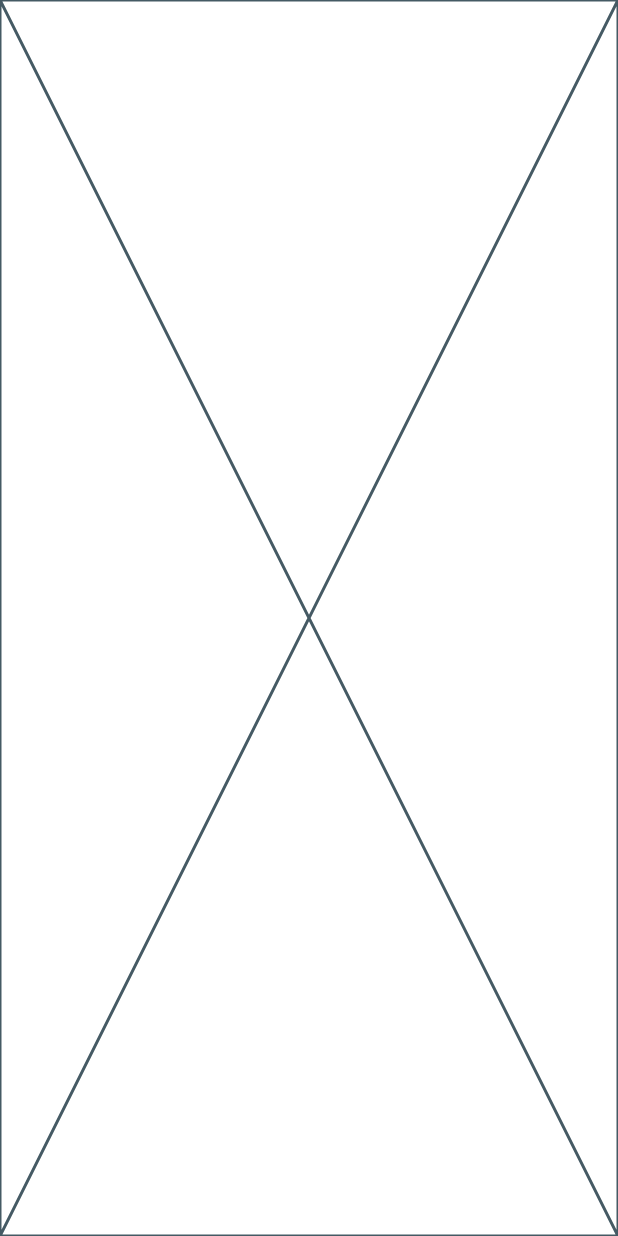
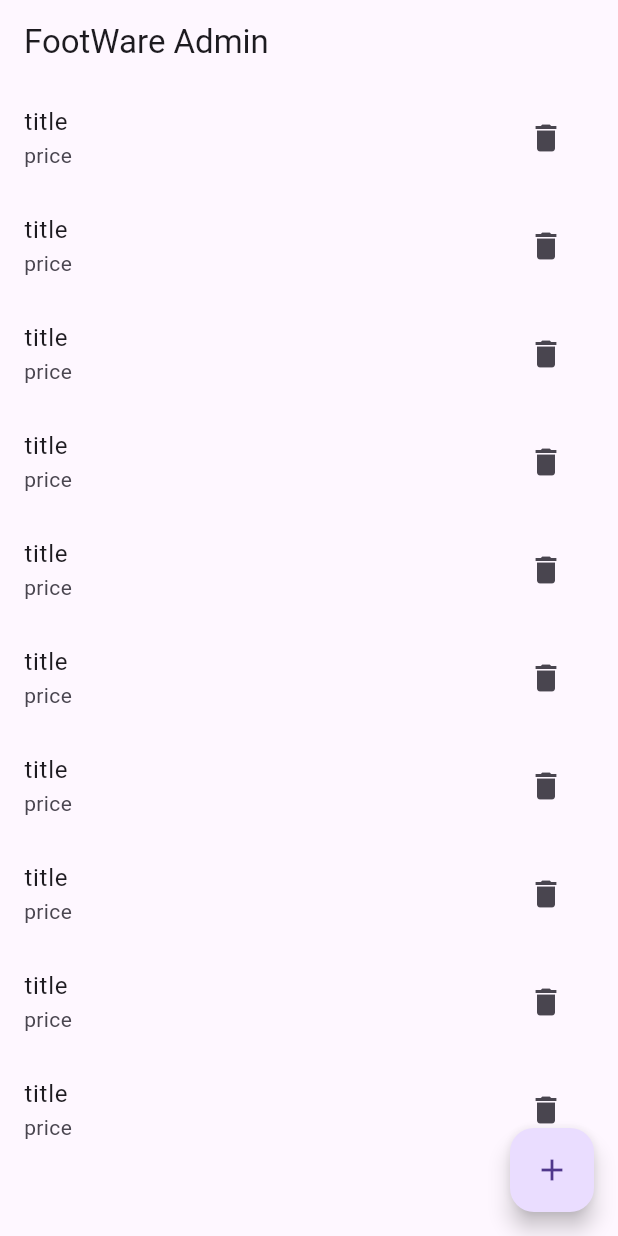
Before and after one commit to hasithamanohara/footware-app, a Flutter app: the screen it shows after launch, on a phone screen of 412 x 824 dp. Run offline on Flutter 3.47's test engine with Material 3 defaults, Android fonts, the phone set to English and light mode, and no system bars; our stand-ins replace dropdown_button2, firebase_core, get; accounts and stored records are empty.

```diff
--- a/lib/main.dart
+++ b/lib/main.dart
@@ -1,9 +1,11 @@
 import 'package:flutter/material.dart';
 import 'package:footware/pages/Home_page.dart';
 import 'package:firebase_core/firebase_core.dart';
+import 'package:get/get_navigation/src/root/get_material_app.dart';
 import 'firebase_options.dart';
 
-Future<void> main() async {
+void main() async {
+  WidgetsFlutterBinding.ensureInitialized();
   await Firebase.initializeApp(
     options: DefaultFirebaseOptions.currentPlatform,
   );
@@ -20,7 +22,7 @@ class FootWare extends StatefulWidget {
 class _FootWareState extends State<FootWare> {
   @override
   Widget build(BuildContext context) {
-    return MaterialApp(
+    return const GetMaterialApp(
       home: HomePage(),
     );
   }
--- a/lib/pages/Home_page.dart
+++ b/lib/pages/Home_page.dart
@@ -1,10 +1,35 @@
 import 'package:flutter/material.dart';
+import 'package:footware/pages/add_product.dart';
+import 'package:get/get.dart';
 
 class HomePage extends StatelessWidget {
   const HomePage({super.key});
 
   @override
   Widget build(BuildContext context) {
-    return const Placeholder();
+    return Scaffold(
+        appBar: AppBar(
+          title: Text('FootWare Admin'),
+        ),
+        body: ListView.builder(
+          itemCount: 10,
+          itemBuilder: (context, index) {
+            return ListTile(
+              title: const Text('title'),
+              subtitle: const Text('price'),
+              trailing: IconButton(
+                  onPressed: () {
+                    print("delete");
+                  },
+                  icon: const Icon(Icons.delete)),
+            );
+          },
+        ),
+        floatingActionButton: FloatingActionButton(
+          onPressed: () {
+            Get.to(() => const AddProduct());
+          },
+          child: const Icon(Icons.add),
+        ));
   }
 }
--- a/pubspec.yaml
+++ b/pubspec.yaml
@@ -36,6 +36,9 @@ dependencies:
   # Use with the CupertinoIcons class for iOS style icons.
   cupertino_icons: ^1.0.6
   firebase_core: ^2.27.1
+  cloud_firestore: ^4.15.9
+  get: ^4.6.6
+  dropdown_button2: ^2.3.9
 
 dev_dependencies:
   flutter_test:
```
Also changed, not shown: lib/pages/add_product.dart (added, +129 -0 lines), lib/widgets/drop_down_btn.dart (added, +54 -0 lines), pubspec.lock, 1 other file.
